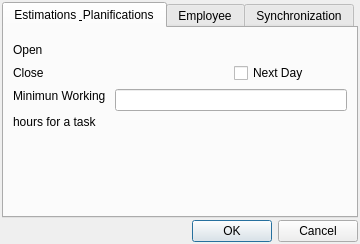
Before: the Qt Designer form b6p/dlgparametros.ui in diegowald/b6p, drawn with Qt 5.
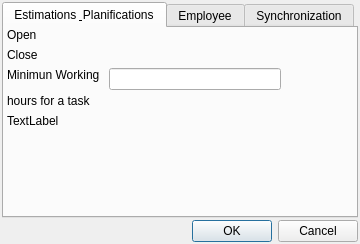
After: the same form once the commit is applied. Icons and pictures are not drawn. Custom widgets are drawn as their Qt base class.

The edit to the form file:
```diff
--- a/b6p/dlgparametros.ui
+++ b/b6p/dlgparametros.ui
@@ -45,11 +45,20 @@
       <attribute name="title">
        <string>Estimations &amp; Planifications</string>
       </attribute>
+      <widget class="QWidget" name="layoutWidget">
+       <property name="geometry">
+        <rect>
+         <x>3</x>
+         <y>0</y>
+         <width>274</width>
+         <height>137</height>
+        </rect>
+       </property>
       <layout class="QFormLayout" name="formLayout">
-       <item row="0" column="1">
-        <widget class="QWidget" name="widget" native="true"/>
-       </item>
-       <item row="1" column="0">
+        <property name="fieldGrowthPolicy">
+         <enum>QFormLayout::AllNonFixedFieldsGrow</enum>
+        </property>
+        <item row="0" column="0">
         <widget class="QLabel" name="label_2">
          <property name="text">
           <string>Open</string>
@@ -59,10 +68,10 @@
          </property>
         </widget>
        </item>
-       <item row="1" column="1">
+        <item row="0" column="1">
         <widget class="TimeEditor" name="timeOpen" native="true"/>
        </item>
-       <item row="2" column="0">
+        <item row="1" column="0">
         <widget class="QLabel" name="label_3">
          <property name="text">
           <string>Close</string>
@@ -72,21 +81,10 @@
          </property>
         </widget>
        </item>
-       <item row="2" column="1">
-        <layout class="QHBoxLayout" name="horizontalLayout">
-         <item>
+        <item row="1" column="1">
           <widget class="TimeEditor" name="timeClose" native="true"/>
          </item>
-         <item>
-          <widget class="QCheckBox" name="chkNextDay">
-           <property name="text">
-            <string>Next Day</string>
-           </property>
-          </widget>
-         </item>
-        </layout>
-       </item>
-       <item row="3" column="0">
+        <item row="2" column="0">
         <widget class="QLabel" name="label_5">
          <property name="text">
           <string>&lt;html&gt;&lt;head/&gt;&lt;body&gt;&lt;p&gt;Minimun Working &lt;/p&gt;&lt;p&gt;hours for a task&lt;/p&gt;&lt;/body&gt;&lt;/html&gt;</string>
@@ -96,10 +94,18 @@
          </property>
         </widget>
        </item>
-       <item row="3" column="1">
+        <item row="2" column="1">
         <widget class="QLineEdit" name="MinWorkingHours"/>
        </item>
-      </layout>
+        <item row="3" column="0" colspan="2">
+         <widget class="QLabel" name="lblMessage">
+          <property name="text">
+           <string>TextLabel</string>
+          </property>
+         </widget>
+        </item>
+       </layout>
+      </widget>
      </widget>
      <widget class="QWidget" name="tab_2">
       <attribute name="title">
```
Lines whose indentation alone changed are shown as unchanged.
